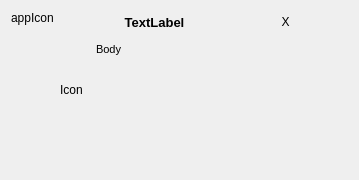
Above: src/plugins/backends/snore/notifywidget.ui from baohaojun/system-config before the change. Below: the same form after it.
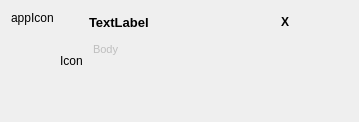
That is the form after the change.

```diff
--- a/src/plugins/backends/snore/notifywidget.ui
+++ b/src/plugins/backends/snore/notifywidget.ui
@@ -7,7 +7,7 @@
     <x>0</x>
     <y>0</y>
     <width>359</width>
-    <height>180</height>
+    <height>122</height>
    </rect>
   </property>
   <property name="mouseTracking">
@@ -79,10 +79,7 @@
             <bool>false</bool>
            </property>
            <property name="alignment">
-            <set>Qt::AlignCenter</set>
-           </property>
-           <property name="wordWrap">
-            <bool>true</bool>
+            <set>Qt::AlignLeading|Qt::AlignLeft|Qt::AlignVCenter</set>
            </property>
           </widget>
          </item>
@@ -94,6 +91,12 @@
              <verstretch>0</verstretch>
             </sizepolicy>
            </property>
+           <property name="font">
+            <font>
+             <weight>75</weight>
+             <bold>true</bold>
+            </font>
+           </property>
            <property name="focusPolicy">
             <enum>Qt::NoFocus</enum>
            </property>
@@ -115,76 +118,6 @@
          <property name="enabled">
           <bool>false</bool>
          </property>
-         <property name="sizePolicy">
-          <sizepolicy hsizetype="Preferred" vsizetype="Preferred">
-           <horstretch>0</horstretch>
-           <verstretch>0</verstretch>
-          </sizepolicy>
-         </property>
-         <property name="palette">
-          <palette>
-           <active>
-            <colorrole role="WindowText">
-             <brush brushstyle="SolidPattern">
-              <color alpha="255">
-               <red>0</red>
-               <green>0</green>
-               <blue>0</blue>
-              </color>
-             </brush>
-            </colorrole>
-            <colorrole role="Text">
-             <brush brushstyle="SolidPattern">
-              <color alpha="255">
-               <red>0</red>
-               <green>0</green>
-               <blue>0</blue>
-              </color>
-             </brush>
-            </colorrole>
-           </active>
-           <inactive>
-            <colorrole role="WindowText">
-             <brush brushstyle="SolidPattern">
-              <color alpha="255">
-               <red>0</red>
-               <green>0</green>
-               <blue>0</blue>
-              </color>
-             </brush>
-            </colorrole>
-            <colorrole role="Text">
-             <brush brushstyle="SolidPattern">
-              <color alpha="255">
-               <red>0</red>
-               <green>0</green>
-               <blue>0</blue>
-              </color>
-             </brush>
-            </colorrole>
-           </inactive>
-           <disabled>
-            <colorrole role="WindowText">
-             <brush brushstyle="SolidPattern">
-              <color alpha="255">
-               <red>0</red>
-               <green>0</green>
-               <blue>0</blue>
-              </color>
-             </brush>
-            </colorrole>
-            <colorrole role="Text">
-             <brush brushstyle="SolidPattern">
-              <color alpha="255">
-               <red>0</red>
-               <green>0</green>
-               <blue>0</blue>
-              </color>
-             </brush>
-            </colorrole>
-           </disabled>
-          </palette>
-         </property>
          <property name="font">
           <font>
            <pointsize>10</pointsize>
```
Left out of the diff: 2 changed lines with no effect on the pictures.
